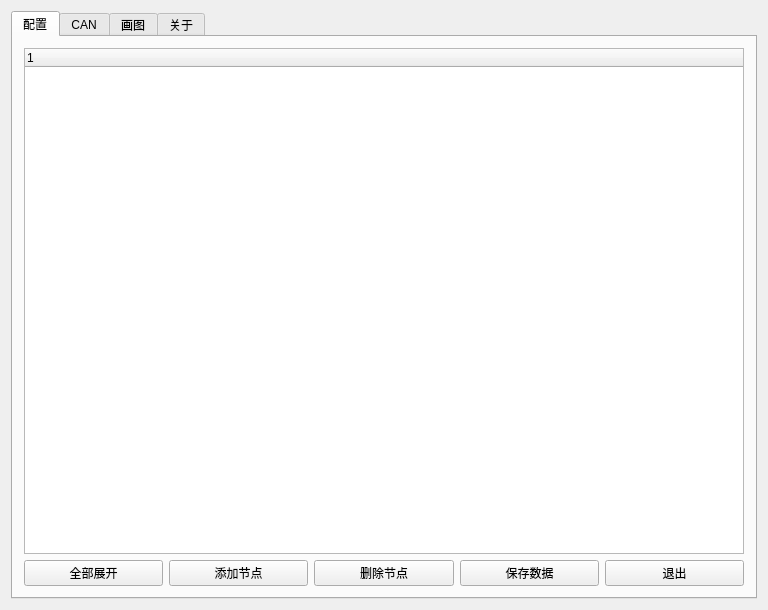
Qt form Lib/Detection/SettingDlg.ui (silentcpp/HistoryProjects) before a commit.
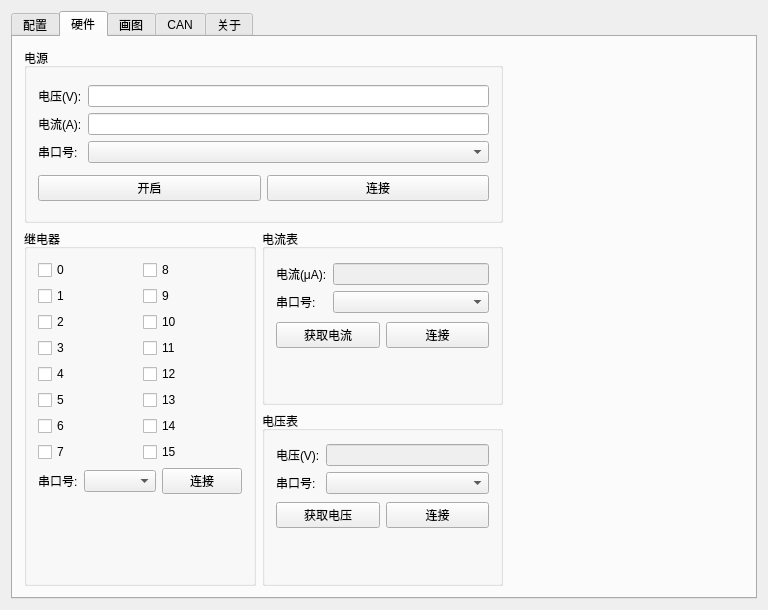
The same form after that commit. The open tabs and pages were chosen to show the change. Icons and pictures are not drawn. Custom widgets are drawn as their Qt base class.

Diff of the .ui file:
```diff
--- a/Lib/Detection/SettingDlg.ui
+++ b/Lib/Detection/SettingDlg.ui
@@ -7,7 +7,7 @@
     <x>0</x>
     <y>0</y>
     <width>762</width>
-    <height>591</height>
+    <height>592</height>
    </rect>
   </property>
   <property name="windowTitle">
@@ -94,6 +94,512 @@
        </item>
       </layout>
      </widget>
+     <widget class="QWidget" name="tab_8">
+      <attribute name="title">
+       <string>硬件</string>
+      </attribute>
+      <layout class="QVBoxLayout" name="verticalLayout_14">
+       <item>
+        <layout class="QGridLayout" name="gridLayout_8">
+         <item row="1" column="0" rowspan="2">
+          <widget class="QGroupBox" name="groupBox_5">
+           <property name="title">
+            <string>继电器</string>
+           </property>
+           <layout class="QVBoxLayout" name="verticalLayout_10">
+            <item>
+             <layout class="QGridLayout" name="gridLayout_4">
+              <item row="0" column="1">
+               <widget class="QCheckBox" name="relayIo8">
+                <property name="text">
+                 <string>8</string>
+                </property>
+               </widget>
+              </item>
+              <item row="0" column="0">
+               <widget class="QCheckBox" name="relayIo0">
+                <property name="text">
+                 <string>0</string>
+                </property>
+               </widget>
+              </item>
+              <item row="1" column="1">
+               <widget class="QCheckBox" name="relayIo9">
+                <property name="text">
+                 <string>9</string>
+                </property>
+               </widget>
+              </item>
+              <item row="3" column="0">
+               <widget class="QCheckBox" name="relayIo3">
+                <property name="text">
+                 <string>3</string>
+                </property>
+               </widget>
+              </item>
+              <item row="1" column="0">
+               <widget class="QCheckBox" name="relayIo1">
+                <property name="text">
+                 <string>1</string>
+                </property>
+               </widget>
+              </item>
+              <item row="2" column="1">
+               <widget class="QCheckBox" name="relayIo10">
+                <property name="text">
+                 <string>10</string>
+                </property>
+               </widget>
+              </item>
+              <item row="3" column="1">
+               <widget class="QCheckBox" name="relayIo11">
+                <property name="text">
+                 <string>11</string>
+                </property>
+               </widget>
+              </item>
+              <item row="4" column="1">
+               <widget class="QCheckBox" name="relayIo12">
+                <property name="text">
+                 <string>12</string>
+                </property>
+               </widget>
+              </item>
+              <item row="5" column="1">
+               <widget class="QCheckBox" name="relayIo13">
+                <property name="text">
+                 <string>13</string>
+                </property>
+               </widget>
+              </item>
+              <item row="6" column="1">
+               <widget class="QCheckBox" name="relayIo14">
+                <property name="text">
+                 <string>14</string>
+                </property>
+               </widget>
+              </item>
+              <item row="7" column="1">
+               <widget class="QCheckBox" name="relayIo15">
+                <property name="text">
+                 <string>15</string>
+                </property>
+               </widget>
+              </item>
+              <item row="2" column="0">
+               <widget class="QCheckBox" name="relayIo2">
+                <property name="text">
+                 <string>2</string>
+                </property>
+               </widget>
+              </item>
+              <item row="4" column="0">
+               <widget class="QCheckBox" name="relayIo4">
+                <property name="text">
+                 <string>4</string>
+                </property>
+               </widget>
+              </item>
+              <item row="5" column="0">
+               <widget class="QCheckBox" name="relayIo5">
+                <property name="text">
+                 <string>5</string>
+                </property>
+               </widget>
+              </item>
+              <item row="6" column="0">
+               <widget class="QCheckBox" name="relayIo6">
+                <property name="text">
+                 <string>6</string>
+                </property>
+               </widget>
+              </item>
+              <item row="7" column="0">
+               <widget class="QCheckBox" name="relayIo7">
+                <property name="text">
+                 <string>7</string>
+                </property>
+               </widget>
+              </item>
+             </layout>
+            </item>
+            <item>
+             <layout class="QHBoxLayout" name="horizontalLayout_5">
+              <item>
+               <widget class="QLabel" name="label_15">
+                <property name="text">
+                 <string>串口号:</string>
+                </property>
+               </widget>
+              </item>
+              <item>
+               <widget class="QComboBox" name="relayCombo"/>
+              </item>
+              <item>
+               <widget class="QPushButton" name="relayConnect">
+                <property name="text">
+                 <string>连接</string>
+                </property>
+                <property name="icon">
+                 <iconset resource="Resource.qrc">
+                  <normaloff>:/images/Resources/images/key.ico</normaloff>:/images/Resources/images/key.ico</iconset>
+                </property>
+               </widget>
+              </item>
+             </layout>
+            </item>
+            <item>
+             <spacer name="verticalSpacer_4">
+              <property name="orientation">
+               <enum>Qt::Vertical</enum>
+              </property>
+              <property name="sizeHint" stdset="0">
+               <size>
+                <width>20</width>
+                <height>40</height>
+               </size>
+              </property>
+             </spacer>
+            </item>
+           </layout>
+          </widget>
+         </item>
+         <item row="0" column="0" colspan="2">
+          <widget class="QGroupBox" name="groupBox_6">
+           <property name="title">
+            <string>电源</string>
+           </property>
+           <layout class="QVBoxLayout" name="verticalLayout_11">
+            <item>
+             <layout class="QGridLayout" name="gridLayout_5">
+              <item row="1" column="0">
+               <widget class="QLabel" name="label_18">
+                <property name="text">
+                 <string>电流(A):</string>
+                </property>
+               </widget>
+              </item>
+              <item row="0" column="0">
+               <widget class="QLabel" name="label_17">
+                <property name="text">
+                 <string>电压(V):</string>
+                </property>
+               </widget>
+              </item>
+              <item row="0" column="1">
+               <widget class="QLineEdit" name="powerVoltage"/>
+              </item>
+              <item row="2" column="1">
+               <widget class="QComboBox" name="powerCombo"/>
+              </item>
+              <item row="1" column="1">
+               <widget class="QLineEdit" name="powerCurrent"/>
+              </item>
+              <item row="2" column="0">
+               <widget class="QLabel" name="label_16">
+                <property name="text">
+                 <string>串口号:</string>
+                </property>
+               </widget>
+              </item>
+             </layout>
+            </item>
+            <item>
+             <layout class="QHBoxLayout" name="horizontalLayout_6">
+              <item>
+               <widget class="QPushButton" name="powerOn">
+                <property name="text">
+                 <string>开启</string>
+                </property>
+                <property name="icon">
+                 <iconset resource="Resource.qrc">
+                  <normaloff>:/images/Resources/images/dash.ico</normaloff>:/images/Resources/images/dash.ico</iconset>
+                </property>
+               </widget>
+              </item>
+              <item>
+               <widget class="QPushButton" name="powerConnect">
+                <property name="text">
+                 <string>连接</string>
+                </property>
+                <property name="icon">
+                 <iconset resource="Resource.qrc">
+                  <normaloff>:/images/Resources/images/key.ico</normaloff>:/images/Resources/images/key.ico</iconset>
+                </property>
+               </widget>
+              </item>
+             </layout>
+            </item>
+           </layout>
+          </widget>
+         </item>
+         <item row="1" column="1">
+          <widget class="QGroupBox" name="groupBox_7">
+           <property name="title">
+            <string>电流表</string>
+           </property>
+           <layout class="QVBoxLayout" name="verticalLayout_12">
+            <item>
+             <layout class="QGridLayout" name="gridLayout_6">
+              <item row="0" column="0">
+               <widget class="QLabel" name="label_19">
+                <property name="text">
+                 <string>电流(μA):</string>
+                </property>
+               </widget>
+              </item>
+              <item row="0" column="1">
+               <widget class="QLineEdit" name="currentValue">
+                <property name="enabled">
+                 <bool>false</bool>
+                </property>
+               </widget>
+              </item>
+              <item row="1" column="0">
+               <widget class="QLabel" name="label_20">
+                <property name="text">
+                 <string>串口号:</string>
+                </property>
+               </widget>
+              </item>
+              <item row="1" column="1">
+               <widget class="QComboBox" name="currentCombo"/>
+              </item>
+             </layout>
+            </item>
+            <item>
+             <layout class="QHBoxLayout" name="horizontalLayout_7">
+              <item>
+               <widget class="QPushButton" name="currentGetValue">
+                <property name="text">
+                 <string>获取电流</string>
+                </property>
+                <property name="icon">
+                 <iconset resource="Resource.qrc">
+                  <normaloff>:/images/Resources/images/monitor.ico</normaloff>:/images/Resources/images/monitor.ico</iconset>
+                </property>
+               </widget>
+              </item>
+              <item>
+               <widget class="QPushButton" name="currentConnect">
+                <property name="text">
+                 <string>连接</string>
+                </property>
+                <property name="icon">
+                 <iconset resource="Resource.qrc">
+                  <normaloff>:/images/Resources/images/key.ico</normaloff>:/images/Resources/images/key.ico</iconset>
+                </property>
+               </widget>
+              </item>
+             </layout>
+            </item>
+            <item>
+             <spacer name="verticalSpacer_5">
+              <property name="orientation">
+               <enum>Qt::Vertical</enum>
+              </property>
+              <property name="sizeType">
+               <enum>QSizePolicy::Fixed</enum>
+              </property>
+              <property name="sizeHint" stdset="0">
+               <size>
+                <width>20</width>
+                <height>40</height>
+               </size>
+              </property>
+             </spacer>
+            </item>
+           </layout>
+          </widget>
+         </item>
+         <item row="2" column="1">
+          <widget class="QGroupBox" name="groupBox_8">
+           <property name="title">
+            <string>电压表</string>
+           </property>
+           <layout class="QVBoxLayout" name="verticalLayout_13">
+            <item>
+             <layout class="QGridLayout" name="gridLayout_7">
+              <item row="0" column="0">
+               <widget class="QLabel" name="label_21">
+                <property name="text">
+                 <string>电压(V):</string>
+                </property>
+               </widget>
+              </item>
+              <item row="0" column="1">
+               <widget class="QLineEdit" name="voltageValue">
+                <property name="enabled">
+                 <bool>false</bool>
+                </property>
+               </widget>
+              </item>
+              <item row="1" column="0">
+               <widget class="QLabel" name="label_22">
+                <property name="text">
+                 <string>串口号:</string>
+                </property>
+               </widget>
+              </item>
+              <item row="1" column="1">
+               <widget class="QComboBox" name="voltageCombo"/>
+              </item>
+             </layout>
+            </item>
+            <item>
+             <layout class="QHBoxLayout" name="horizontalLayout_8">
+              <item>
+               <widget class="QPushButton" name="voltageGetValue">
+                <property name="text">
+                 <string>获取电压</string>
+                </property>
+                <property name="icon">
+                 <iconset resource="Resource.qrc">
+                  <normaloff>:/images/Resources/images/monitor.ico</normaloff>:/images/Resources/images/monitor.ico</iconset>
+                </property>
+               </widget>
+              </item>
+              <item>
+               <widget class="QPushButton" name="voltageConnect">
+                <property name="text">
+                 <string>连接</string>
+                </property>
+                <property name="icon">
+                 <iconset resource="Resource.qrc">
+                  <normaloff>:/images/Resources/images/key.ico</normaloff>:/images/Resources/images/key.ico</iconset>
+                </property>
+               </widget>
+              </item>
+             </layout>
+            </item>
+            <item>
+             <spacer name="verticalSpacer_6">
+              <property name="orientation">
+               <enum>Qt::Vertical</enum>
+              </property>
+              <property name="sizeType">
+               <enum>QSizePolicy::Fixed</enum>
+              </property>
+              <property name="sizeHint" stdset="0">
+               <size>
+                <width>20</width>
+                <height>40</height>
+               </size>
+              </property>
+             </spacer>
+            </item>
+           </layout>
+          </widget>
+         </item>
+         <item row="1" column="2">
+          <spacer name="horizontalSpacer_5">
+           <property name="orientation">
+            <enum>Qt::Horizontal</enum>
+           </property>
+           <property name="sizeType">
+            <enum>QSizePolicy::Expanding</enum>
+           </property>
+           <property name="sizeHint" stdset="0">
+            <size>
+             <width>40</width>
+             <height>20</height>
+            </size>
+           </property>
+          </spacer>
+         </item>
+        </layout>
+       </item>
+      </layout>
+     </widget>
+     <widget class="QWidget" name="tab_3">
+      <attribute name="title">
+       <string>画图</string>
+      </attribute>
+      <layout class="QVBoxLayout" name="verticalLayout_4">
+       <item>
+        <widget class="QLabel" name="label_13">
+         <property name="styleSheet">
+          <string notr="true">color: rgb(255, 0, 255);</string>
+         </property>
+         <property name="text">
+          <string>友情提示:所画图像顺序依次为:前后左右,如果画的不满意,鼠标右键撤销.</string>
+         </property>
+        </widget>
+       </item>
+       <item>
+        <widget class="QLabelEx" name="label">
+         <property name="sizePolicy">
+          <sizepolicy hsizetype="Fixed" vsizetype="Fixed">
+           <horstretch>0</horstretch>
+           <verstretch>0</verstretch>
+          </sizepolicy>
+         </property>
+         <property name="minimumSize">
+          <size>
+           <width>720</width>
+           <height>480</height>
+          </size>
+         </property>
+         <property name="styleSheet">
+          <string notr="true">background-color: rgb(0, 0, 0);</string>
+         </property>
+         <property name="text">
+          <string/>
+         </property>
+        </widget>
+       </item>
+       <item>
+        <layout class="QHBoxLayout" name="horizontalLayout_4">
+         <item>
+          <widget class="QPushButton" name="startCapture">
+           <property name="text">
+            <string>开始抓图</string>
+           </property>
+           <property name="icon">
+            <iconset resource="Resource.qrc">
+             <normaloff>:/images/Resources/images/connect.ico</normaloff>:/images/Resources/images/connect.ico</iconset>
+           </property>
+          </widget>
+         </item>
+         <item>
+          <widget class="QPushButton" name="stopCapture">
+           <property name="text">
+            <string>停止抓图</string>
+           </property>
+           <property name="icon">
+            <iconset resource="Resource.qrc">
+             <normaloff>:/images/Resources/images/exit.ico</normaloff>:/images/Resources/images/exit.ico</iconset>
+           </property>
+          </widget>
+         </item>
+         <item>
+          <widget class="QPushButton" name="saveCoord">
+           <property name="text">
+            <string>保存坐标</string>
+           </property>
+           <property name="icon">
+            <iconset resource="Resource.qrc">
+             <normaloff>:/images/Resources/images/setting.ico</normaloff>:/images/Resources/images/setting.ico</iconset>
+           </property>
+          </widget>
+         </item>
+         <item>
+          <spacer name="horizontalSpacer_4">
+           <property name="orientation">
+            <enum>Qt::Horizontal</enum>
+           </property>
+           <property name="sizeHint" stdset="0">
+            <size>
+             <width>40</width>
+             <height>20</height>
+            </size>
+           </property>
+          </spacer>
+         </item>
+        </layout>
+       </item>
+      </layout>
+     </widget>
      <widget class="QWidget" name="tab_2">
       <attribute name="title">
        <string>CAN</string>
@@ -574,83 +1080,6 @@
        </item>
       </layout>
      </widget>
-     <widget class="QWidget" name="tab_3">
-      <attribute name="title">
-       <string>画图</string>
-      </attribute>
-      <layout class="QVBoxLayout" name="verticalLayout_4">
-       <item>
-        <widget class="QLabel" name="label_13">
-         <property name="styleSheet">
-          <string notr="true">color: rgb(255, 0, 255);</string>
-         </property>
-         <property name="text">
-          <string>友情提示:所画图像顺序依次为:前后左右,如果画的不满意,鼠标右键撤销.</string>
-         </property>
-        </widget>
-       </item>
-       <item>
-        <widget class="QLabelEx" name="label">
-         <property name="sizePolicy">
-          <sizepolicy hsizetype="Fixed" vsizetype="Fixed">
-           <horstretch>0</horstretch>
-           <verstretch>0</verstretch>
-          </sizepolicy>
-         </property>
-         <property name="minimumSize">
-          <size>
-           <width>720</width>
-           <height>480</height>
-          </size>
-         </property>
-         <property name="styleSheet">
-          <string notr="true">background-color: rgb(0, 0, 0);</string>
-         </property>
-         <property name="text">
-          <string/>
-         </property>
-        </widget>
-       </item>
-       <item>
-        <layout class="QHBoxLayout" name="horizontalLayout_4">
-         <item>
-          <widget class="QPushButton" name="startCapture">
-           <property name="text">
-            <string>开始抓图</string>
-           </property>
-          </widget>
-         </item>
-         <item>
-          <widget class="QPushButton" name="stopCapture">
-           <property name="text">
-            <string>停止抓图</string>
-           </property>
-          </widget>
-         </item>
-         <item>
-          <widget class="QPushButton" name="saveCoord">
-           <property name="text">
-            <string>保存坐标</string>
-           </property>
-          </widget>
-         </item>
-         <item>
-          <spacer name="horizontalSpacer_4">
-           <property name="orientation">
-            <enum>Qt::Horizontal</enum>
-           </property>
-           <property name="sizeHint" stdset="0">
-            <size>
-             <width>40</width>
-             <height>20</height>
-            </size>
-           </property>
-          </spacer>
-         </item>
-        </layout>
-       </item>
-      </layout>
-     </widget>
      <widget class="QWidget" name="tab_7">
       <attribute name="title">
        <string>关于</string>
```
